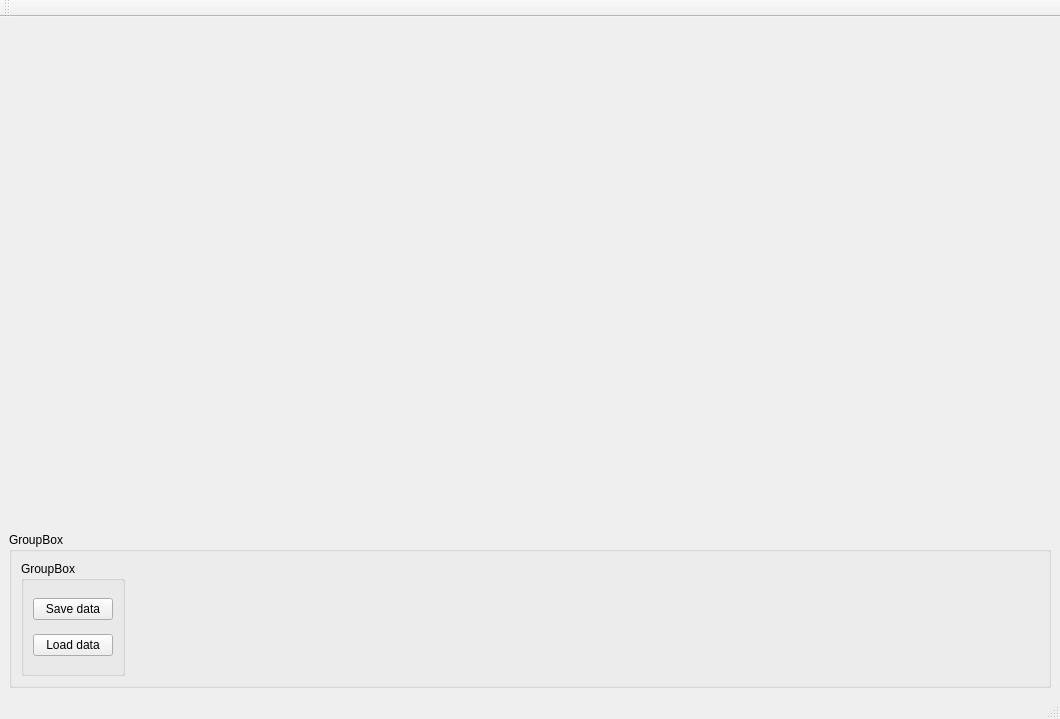
Old version of the form app/window/main_window.ui in the repository teuncm/wormenpracticum.
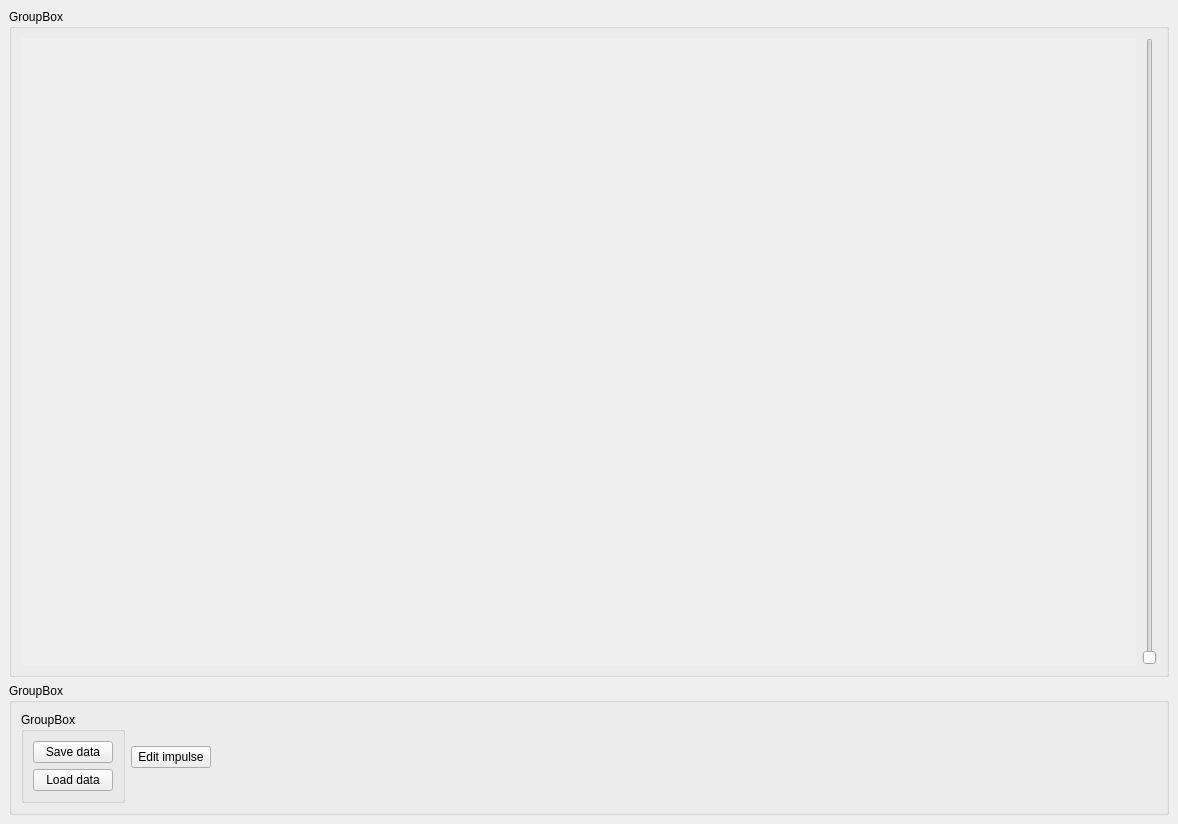
New version of the form.

Commit message: Add amp slider, change plot zoom behavior

Diff of the .ui file:
```diff
--- a/app/window/main_window.ui
+++ b/app/window/main_window.ui
@@ -6,8 +6,8 @@
    <rect>
     <x>0</x>
     <y>0</y>
-    <width>1060</width>
-    <height>719</height>
+    <width>1178</width>
+    <height>824</height>
    </rect>
   </property>
   <property name="windowTitle">
@@ -16,16 +16,32 @@
   <widget class="QWidget" name="centralwidget">
    <layout class="QVBoxLayout" name="verticalLayout">
     <item>
-     <widget class="QWidget" name="plotContainer" native="true">
+     <widget class="QGroupBox" name="groupBox_3">
       <property name="minimumSize">
        <size>
         <width>0</width>
-        <height>500</height>
+        <height>600</height>
        </size>
       </property>
-      <property name="autoFillBackground">
-       <bool>true</bool>
+      <property name="title">
+       <string>GroupBox</string>
       </property>
+      <layout class="QHBoxLayout" name="horizontalLayout_2">
+       <item>
+        <widget class="QWidget" name="plotContainer" native="true">
+         <property name="autoFillBackground">
+          <bool>true</bool>
+         </property>
+        </widget>
+       </item>
+       <item>
+        <widget class="QSlider" name="ampSlider">
+         <property name="orientation">
+          <enum>Qt::Orientation::Vertical</enum>
+         </property>
+        </widget>
+       </item>
+      </layout>
      </widget>
     </item>
     <item>
@@ -57,6 +73,13 @@
          </layout>
         </widget>
        </item>
+       <item>
+        <widget class="QPushButton" name="editImpulseButton">
+         <property name="text">
+          <string>Edit impulse</string>
+         </property>
+        </widget>
+       </item>
        <item>
         <spacer name="horizontalSpacer">
          <property name="orientation">
@@ -75,28 +98,6 @@
     </item>
    </layout>
   </widget>
-  <widget class="QStatusBar" name="statusbar"/>
-  <widget class="QMenuBar" name="menuBar">
-   <property name="geometry">
-    <rect>
-     <x>0</x>
-     <y>0</y>
-     <width>1060</width>
-     <height>33</height>
-    </rect>
-   </property>
-  </widget>
-  <widget class="QToolBar" name="toolBar">
-   <property name="windowTitle">
-    <string>toolBar</string>
-   </property>
-   <attribute name="toolBarArea">
-    <enum>TopToolBarArea</enum>
-   </attribute>
-   <attribute name="toolBarBreak">
-    <bool>false</bool>
-   </attribute>
-  </widget>
  </widget>
  <resources/>
  <connections/>
```
The commit also changes 8 other files.
